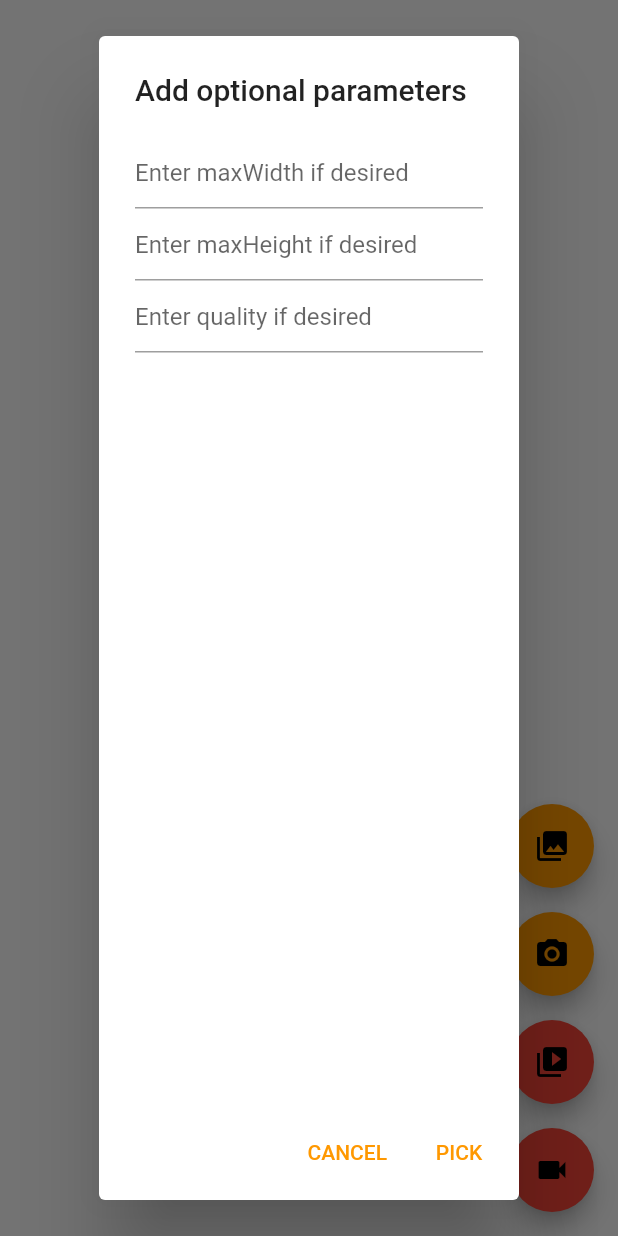
After one commit to Soumya-del16/flut_app, a Flutter app: the MyProfileWidget screen opened directly, after a tap on the "photo library" icon, on a phone screen of 412 x 824 dp. The commit adds this screen. Run offline on Flutter 3.47's test engine with Material 2 defaults, Android fonts, the phone set to English and light mode, and no system bars; our stand-ins replace image_picker, simple_animations, video_player; network calls fail.

Commit message:
31-03-2021/19:43

```diff
--- /dev/null
+++ b/lib/allscreens/home_fragments/image_picker_handler.dart
@@ -0,0 +1,51 @@
+/*
+import 'dart:html';
+import 'dart:async';
+import 'dart:io';
+import 'package:flut_app/allscreens/home_fragments/image_picker_dialog.dart';
+import 'package:flutter/material.dart';
+
+class ImagePickerHandler {
+  ImagePickerDialog imagePicker;
+  AnimationController _controller;
+  ImagePickerListener _listener;
+
+
+  ImagePickerHandler.name(this._controller, this._listener);
+
+  openCamera() async {
+    imagePicker.dismissDialog();
+    var image = await Image.pickImage(source: ImageSource.camera);
+    cropImage(image);
+  }
+
+  openGallery() async {
+    imagePicker.dismissDialog();
+    var image = await ImagePicker.pickImage(source: ImageSource.gallery);
+    cropImage(image);
+  }
+
+  void init() {
+    imagePicker = new ImagePickerDialog(this, _controller);
+    imagePicker.initState();
+  }
+
+  Future cropImage(File image) async {
+    File croppedFile = await ImageCropper.cropImage(
+      sourcePath: image.path,
+      ratioX: 1.0,
+      ratioY: 1.0,
+      maxWidth: 512,
+      maxHeight: 512,
+    );
+    _listener.userImage(croppedFile);
+  }
+
+  showDialog(BuildContext context) {
+    imagePicker.getImage(context);
+  }
+}
+
+abstract class ImagePickerListener {
+  userImage(File _image);
+}*/
--- /dev/null
+++ b/lib/allscreens/home_fragments/my_profile_frag.dart
@@ -0,0 +1,396 @@
+// Copyright 2013 The Flutter Authors. All rights reserved.
+// Use of this source code is governed by a BSD-style license that can be
+// found in the LICENSE file.
+
+// ignore_for_file: public_member_api_docs
+
+import 'dart:async';
+import 'dart:io';
+
+import 'package:flutter/foundation.dart';
+import 'package:flutter/material.dart';
+import 'package:flutter/src/widgets/basic.dart';
+import 'package:flutter/src/widgets/container.dart';
+import 'package:image_picker/image_picker.dart';
+import 'package:video_player/video_player.dart';
+
+class MyProfileWidget extends StatefulWidget{
+  @override
+  State<StatefulWidget> createState() {
+   return new _MyProfileWidgetState();
+  }
+
+}
+
+class _MyProfileWidgetState  extends State<MyProfileWidget>
+{
+
+  PickedFile? _imageFile;
+  dynamic _pickImageError;
+  bool isVideo = false;
+  VideoPlayerController? _controller;
+  VideoPlayerController? _toBeDisposed;
+  String? _retrieveDataError;
+
+  final ImagePicker _picker = ImagePicker();
+  final TextEditingController maxWidthController = TextEditingController();
+  final TextEditingController maxHeightController = TextEditingController();
+  final TextEditingController qualityController = TextEditingController();
+
+  Future<void> _playVideo(PickedFile? file) async {
+    if (file != null && mounted) {
+      await _disposeVideoController();
+      late VideoPlayerController controller;
+      if (kIsWeb) {
+        controller = VideoPlayerController.network(file.path);
+      } else {
+        controller = VideoPlayerController.file(File(file.path));
+      }
+      _controller = controller;
+      // In web, most browsers won't honor a programmatic call to .play
+      // if the video has a sound track (and is not muted).
+      // Mute the video so it auto-plays in web!
+      // This is not needed if the call to .play is the result of user
+      // interaction (clicking on a "play" button, for example).
+      final double volume = kIsWeb ? 0.0 : 1.0;
+      await controller.setVolume(volume);
+      await controller.initialize();
+      await controller.setLooping(true);
+      await controller.play();
+      setState(() {});
+    }
+  }
+
+  void _onImageButtonPressed(ImageSource source,
+      {BuildContext? context}) async {
+    if (_controller != null) {
+      await _controller!.setVolume(0.0);
+    }
+    if (isVideo) {
+      final PickedFile? file = await _picker.getVideo(
+          source: source, maxDuration: const Duration(seconds: 10));
+      await _playVideo(file);
+    } else {
+      await _displayPickImageDialog(context!,
+              (double? maxWidth, double? maxHeight, int? quality) async {
+            try {
+              final pickedFile = await _picker.getImage(
+                source: source,
+                maxWidth: maxWidth,
+                maxHeight: maxHeight,
+                imageQuality: quality,
+              );
+              setState(() {
+                _imageFile = pickedFile;
+              });
+            } catch (e) {
+              setState(() {
+                _pickImageError = e;
+              });
+            }
+          });
+    }
+  }
+
+  @override
+  void deactivate() {
+    if (_controller != null) {
+      _controller!.setVolume(0.0);
+      _controller!.pause();
+    }
+    super.deactivate();
+  }
+
+  @override
+  void dispose() {
+    _disposeVideoController();
+    maxWidthController.dispose();
+    maxHeightController.dispose();
+    qualityController.dispose();
+    super.dispose();
+  }
+
+  Future<void> _disposeVideoController() async {
+    if (_toBeDisposed != null) {
+      await _toBeDisposed!.dispose();
+    }
+    _toBeDisposed = _controller;
+    _controller = null;
+  }
+
+  Widget _previewVideo() {
+    final Text? retrieveError = _getRetrieveErrorWidget();
+    if (retrieveError != null) {
+      return retrieveError;
+    }
+    if (_controller == null) {
+      return const Text(
+        'You have not yet picked a video',
+        textAlign: TextAlign.center,
+      );
+    }
+    return Padding(
+      padding: const EdgeInsets.all(10.0),
+      child: AspectRatioVideo(_controller),
+    );
+  }
+
+  Widget _previewImage() {
+    final Text? retrieveError = _getRetrieveErrorWidget();
+    if (retrieveError != null) {
+      return retrieveError;
+    }
+    if (_imageFile != null) {
+      if (kIsWeb) {
+        // Why network?
+        // See https://pub.dev/packages/image_picker#getting-ready-for-the-web-platform
+        return Image.network(_imageFile!.path);
+      } else {
+        return Semantics(
+            child: Image.file(File(_imageFile!.path)),
+            label: 'image_picker_example_picked_image');
+      }
+    } else if (_pickImageError != null) {
+      return Text(
+        'Pick image error: $_pickImageError',
+        textAlign: TextAlign.center,
+      );
+    } else {
+      return const Text(
+        'You have not yet picked an image.',
+        textAlign: TextAlign.center,
+      );
+    }
+  }
+
+  Future<void> retrieveLostData() async {
+    final LostData response = await _picker.getLostData();
+    if (response.isEmpty) {
+      return;
+    }
+    if (response.file != null) {
+      if (response.type == RetrieveType.video) {
+        isVideo = true;
+        await _playVideo(response.file);
+      } else {
+        isVideo = false;
+        setState(() {
+          _imageFile = response.file;
+        });
+      }
+    } else {
+      _retrieveDataError = response.exception!.code;
+    }
+  }
+
+  @override
+  Widget build(BuildContext context) {
+    return Scaffold(
+
+      body: Center(
+        child: !kIsWeb && defaultTargetPlatform == TargetPlatform.android
+            ? FutureBuilder<void>(
+          future: retrieveLostData(),
+          builder: (BuildContext context, AsyncSnapshot<void> snapshot) {
+            switch (snapshot.connectionState) {
+              case ConnectionState.none:
+              case ConnectionState.waiting:
+                return const Text(
+                  'You have not yet picked an image.',
+                  textAlign: TextAlign.center,
+                );
+              case ConnectionState.done:
+                return isVideo ? _previewVideo() : _previewImage();
+              default:
+                if (snapshot.hasError) {
+                  return Text(
+                    'Pick image/video error: ${snapshot.error}}',
+                    textAlign: TextAlign.center,
+                  );
+                } else {
+                  return const Text(
+                    'You have not yet picked an image.',
+                    textAlign: TextAlign.center,
+                  );
+                }
+            }
+          },
+        )
+            : (isVideo ? _previewVideo() : _previewImage()),
+      ),
+      floatingActionButton: Column(
+        mainAxisAlignment: MainAxisAlignment.end,
+        children: <Widget>[
+          Semantics(
+            label: 'image_picker_example_from_gallery',
+            child: FloatingActionButton(
+              onPressed: () {
+                isVideo = false;
+                _onImageButtonPressed(ImageSource.gallery, context: context);
+              },
+              heroTag: 'image0',
+              tooltip: 'Pick Image from gallery',
+              child: const Icon(Icons.photo_library),
+            ),
+          ),
+          Padding(
+            padding: const EdgeInsets.only(top: 16.0),
+            child: FloatingActionButton(
+              onPressed: () {
+                isVideo = false;
+                _onImageButtonPressed(ImageSource.camera, context: context);
+              },
+              heroTag: 'image1',
+              tooltip: 'Take a Photo',
+              child: const Icon(Icons.camera_alt),
+            ),
+          ),
+          Padding(
+            padding: const EdgeInsets.only(top: 16.0),
+            child: FloatingActionButton(
+              backgroundColor: Colors.red,
+              onPressed: () {
+                isVideo = true;
+                _onImageButtonPressed(ImageSource.gallery);
+              },
+              heroTag: 'video0',
+              tooltip: 'Pick Video from gallery',
+              child: const Icon(Icons.video_library),
+            ),
+          ),
+          Padding(
+            padding: const EdgeInsets.only(top: 16.0),
+            child: FloatingActionButton(
+              backgroundColor: Colors.red,
+              onPressed: () {
+                isVideo = true;
+                _onImageButtonPressed(ImageSource.camera);
+              },
+              heroTag: 'video1',
+              tooltip: 'Take a Video',
+              child: const Icon(Icons.videocam),
+            ),
+          ),
+        ],
+      ),
+    );
+  }
+
+  Text? _getRetrieveErrorWidget() {
+    if (_retrieveDataError != null) {
+      final Text result = Text(_retrieveDataError!);
+      _retrieveDataError = null;
+      return result;
+    }
+    return null;
+  }
+
+  Future<void> _displayPickImageDialog(
+      BuildContext context, OnPickImageCallback onPick) async {
+    return showDialog(
+        context: context,
+        builder: (context) {
+          return AlertDialog(
+            title: Text('Add optional parameters'),
+            content: Column(
+              children: <Widget>[
+                TextField(
+                  controller: maxWidthController,
+                  keyboardType: TextInputType.numberWithOptions(decimal: true),
+                  decoration:
+                  InputDecoration(hintText: "Enter maxWidth if desired"),
+                ),
+                TextField(
+                  controller: maxHeightController,
+                  keyboardType: TextInputType.numberWithOptions(decimal: true),
+                  decoration:
+                  InputDecoration(hintText: "Enter maxHeight if desired"),
+                ),
+                TextField(
+                  controller: qualityController,
+                  keyboardType: TextInputType.number,
+                  decoration:
+                  InputDecoration(hintText: "Enter quality if desired"),
+                ),
+              ],
+            ),
+            actions: <Widget>[
+              TextButton(
+                child: const Text('CANCEL'),
+                onPressed: () {
+                  Navigator.of(context).pop();
+                },
+              ),
+              TextButton(
+                  child: const Text('PICK'),
+                  onPressed: () {
+                    double? width = maxWidthController.text.isNotEmpty
+                        ? double.parse(maxWidthController.text)
+                        : null;
+                    double? height = maxHeightController.text.isNotEmpty
+                        ? double.parse(maxHeightController.text)
+                        : null;
+                    int? quality = qualityController.text.isNotEmpty
+                        ? int.parse(qualityController.text)
+                        : null;
+                    onPick(width, height, quality);
+                    Navigator.of(context).pop();
+                  }),
+            ],
+          );
+        });
+  }
+}
+
+typedef void OnPickImageCallback(
+    double? maxWidth, double? maxHeight, int? quality);
+
+class AspectRatioVideo extends StatefulWidget {
+  AspectRatioVideo(this.controller);
+
+  final VideoPlayerController? controller;
+
+  @override
+  AspectRatioVideoState createState() => AspectRatioVideoState();
+}
+
+class AspectRatioVideoState extends State<AspectRatioVideo> {
+  VideoPlayerController? get controller => widget.controller;
+  bool initialized = false;
+
+  void _onVideoControllerUpdate() {
+    if (!mounted) {
+      return;
+    }
+    if (initialized != controller!.value.isInitialized) {
+      initialized = controller!.value.isInitialized;
+      setState(() {});
+    }
+  }
+
+  @override
+  void initState() {
+    super.initState();
+    controller!.addListener(_onVideoControllerUpdate);
+  }
+
+  @override
+  void dispose() {
+    controller!.removeListener(_onVideoControllerUpdate);
+    super.dispose();
+  }
+
+  @override
+  Widget build(BuildContext context) {
+    if (initialized) {
+      return Center(
+        child: AspectRatio(
+          aspectRatio: controller!.value.aspectRatio,
+          child: VideoPlayer(controller!),
+        ),
+      );
+    } else {
+      return Container();
+    }
+  }
+}
--- a/lib/allscreens/navi_home.dart
+++ b/lib/allscreens/navi_home.dart
@@ -1,3 +1,4 @@
+import 'package:flut_app/allscreens/home_fragments/my_profile_frag.dart';
 import 'package:flut_app/allscreens/home_fragments/notification_frag.dart';
 import 'package:flutter/material.dart';
 
@@ -17,7 +18,7 @@
   List<Widget> _widgetOptions = <Widget>[
     Text('Home Page', style: TextStyle(fontSize: 25, fontWeight: FontWeight.bold)),
     MyNotificationRecyclerClass(),
-  Text('Profile Page', style: TextStyle(fontSize: 25, fontWeight: FontWeight.bold)),
+    MyProfileWidget(),
   ];
   /*  Text('Home Page', style: TextStyle(fontSize: 25, fontWeight: FontWeight.bold)),
     Text('Notifications Page', style: TextStyle(fontSize: 25, fontWeight: FontWeight.bold)),
--- a/pubspec.yaml
+++ b/pubspec.yaml
@@ -34,6 +34,8 @@
     sdk: flutter
   simple_animations: ^1.3.3
   image_picker: ^0.7.4
+  image_cropper: ^1.4.0
+  video_player: ^2.1.0
 
 # For information on the generic Dart part of this file, see the
 # following page: https://dart.dev/tools/pub/pubspec
```
Also changed, not shown: lib/allscreens/home_fragments/image_picker_dialog.dart (added, +143 -0 lines), pubspec.lock.
